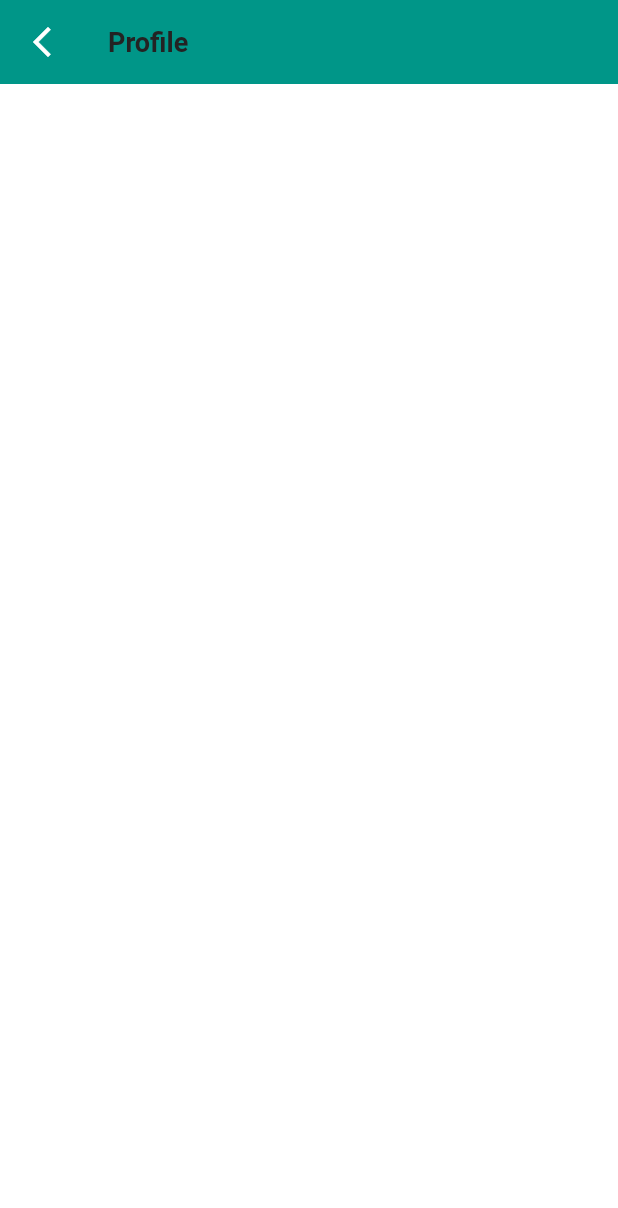
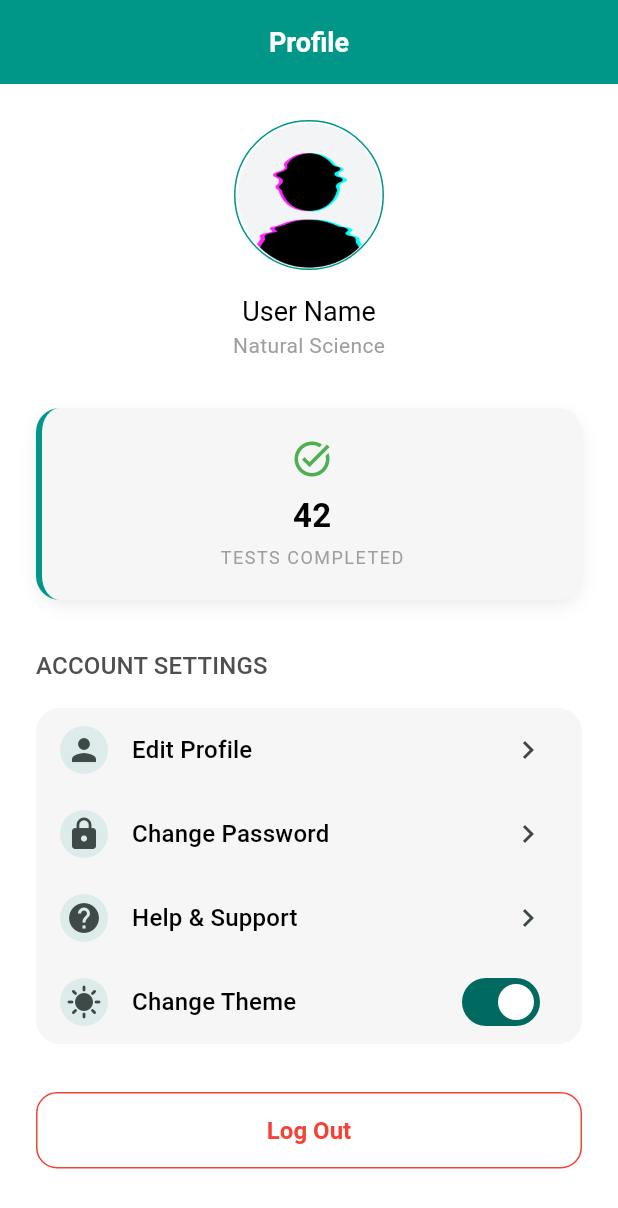
Before and after one commit to Abrom-code/matricmate, a Flutter app: the ProfileScreen screen opened directly, on a phone screen of 412 x 824 dp. Shown: the top 1208 px of the screen. Run offline on Flutter 3.47's test engine with Material 3 defaults, Android fonts, the phone set to English and light mode, and no system bars; our stand-ins replace cached_network_image, connectivity_plus, get, get_storage, logger, smooth_page_indicator and 2 more; missing offline and left inert: linear_progress_bar; accounts and stored records are empty; Roboto replaces fonts that are missing (Poppins).

Commit message:
design the profile screen

```diff
--- a/lib/features/personalization/profile.dart
+++ b/lib/features/personalization/profile.dart
@@ -1,11 +1,93 @@
 import 'package:flutter/material.dart';
 import 'package:matricmate/common/widgets/appbar/appbar.dart';
+import 'package:matricmate/features/personalization/widgets/analytics_container.dart';
+import 'package:matricmate/features/personalization/widgets/profile_section.dart';
+import 'package:matricmate/features/personalization/widgets/profile_tile.dart';
+import 'package:matricmate/utils/constants/colors.dart';
+import 'package:matricmate/utils/constants/sizes.dart';
+import 'package:matricmate/utils/helpers/helper_functions.dart';
 
 class ProfileScreen extends StatelessWidget {
   const ProfileScreen({super.key});
 
   @override
   Widget build(BuildContext context) {
-    return  Scaffold(appBar: Appbar(title: Text("Profile"), showBackArrow: true,),);
+    final dark = AppHelperFuntions.isDark(context);
+    return Scaffold(
+      appBar: Appbar(
+        title: Text("Profile", style: TextStyle(color: AppColors.white)),
+        centerTitle: true,
+      ),
+      body: SingleChildScrollView(
+        child: Padding(
+          padding: EdgeInsets.all(AppSizes.defaultSpace),
+          child: Column(
+            crossAxisAlignment: CrossAxisAlignment.start,
+            children: [
+              Center(child: ProfileSection()),
+              const SizedBox(height: AppSizes.spaceBtwSections),
+
+              AnalyticsContainer(),
+              const SizedBox(height: AppSizes.spaceBtwSections),
+
+              Text(
+                "ACCOUNT SETTINGS",
+                style: Theme.of(context).textTheme.titleMedium!.copyWith(
+                  color: dark ? AppColors.grey : AppColors.darkerGrey,
+                ),
+              ),
+              SizedBox(height: AppSizes.spaceBtwItems),
+
+              Container(
+                decoration: BoxDecoration(
+                  borderRadius: BorderRadius.circular(AppSizes.md),
+                  color: !dark ? AppColors.light : AppColors.black,
+                ),
+                child: Column(
+                  children: [
+                    ProfileTile(
+                      icon: Icon(Icons.person),
+                      title: "Edit Profile",
+                      trailing: Icon(Icons.keyboard_arrow_right),
+
+                      onTap: () {},
+                    ),
+                    ProfileTile(
+                      icon: Icon(Icons.lock),
+                      title: "Change Password",
+                      trailing: Icon(Icons.keyboard_arrow_right),
+                      onTap: () {},
+                    ),
+                    ProfileTile(
+                      icon: Icon(Icons.help),
+                      title: "Help & Support",
+                      trailing: Icon(Icons.keyboard_arrow_right),
+                      onTap: () {},
+                    ),
+                    ProfileTile(
+                      icon: Icon(Icons.sunny),
+                      title: "Change Theme",
+                      trailing: Switch(value: true, onChanged: (value) {}),
+                    ),
+                  ],
+                ),
+              ),
+              SizedBox(height: AppSizes.spaceBtwSections),
+
+              SizedBox(
+                width: double.infinity,
+                child: OutlinedButton(
+                  onPressed: () {},
+                  style: OutlinedButton.styleFrom(
+                    side: BorderSide(color: Colors.red),
+                  ),
+                  child: Text('Log Out', style: TextStyle(color: Colors.red)),
+                ),
+              ),
+            ],
+          ),
+        ),
+      ),
+    );
   }
 }
--- /dev/null
+++ b/lib/features/personalization/widgets/analytics_container.dart
@@ -0,0 +1,64 @@
+import 'package:flutter/material.dart';
+import 'package:matricmate/utils/constants/colors.dart';
+import 'package:matricmate/utils/constants/sizes.dart';
+import 'package:matricmate/utils/helpers/helper_functions.dart';
+
+class AnalyticsContainer extends StatelessWidget {
+  const AnalyticsContainer({super.key});
+
+  @override
+  Widget build(BuildContext context) {
+    final dark = AppHelperFuntions.isDark(context);
+    return Container(
+      decoration: BoxDecoration(
+        color: !dark ? AppColors.light : AppColors.black,
+        borderRadius: BorderRadius.circular(AppSizes.md),
+        border: BoxBorder.fromLTRB(
+          left: BorderSide(color: AppColors.primary, width: 4),
+        ),
+        boxShadow: [
+          BoxShadow(
+            color: Colors.black.withValues(alpha: 0.1),
+            blurRadius: 10,
+            spreadRadius: -2,
+            offset: const Offset(0, 4),
+          ),
+        ],
+      ),
+      child: Row(
+        children: [
+          // Content
+          Expanded(
+            child: Padding(
+              padding: const EdgeInsets.symmetric(vertical: 20),
+              child: Column(
+                mainAxisSize: MainAxisSize.min,
+                children: [
+                  Icon(Icons.task_alt_outlined, color: Colors.green, size: 28),
+                  SizedBox(height: 8),
+                  Text(
+                    "42",
+                    style: TextStyle(
+                      color: dark ? Colors.white : Colors.black,
+                      fontSize: 22,
+                      fontWeight: FontWeight.bold,
+                    ),
+                  ),
+                  SizedBox(height: 4),
+                  Text(
+                    "TESTS COMPLETED",
+                    style: TextStyle(
+                      fontSize: 12,
+                      letterSpacing: 1,
+                      color: Colors.grey,
+                    ),
+                  ),
+                ],
+              ),
+            ),
+          ),
+        ],
+      ),
+    );
+  }
+}
--- /dev/null
+++ b/lib/features/personalization/widgets/profile_section.dart
@@ -0,0 +1,35 @@
+import 'package:flutter/material.dart';
+import 'package:matricmate/utils/constants/colors.dart';
+import 'package:matricmate/utils/constants/image_string.dart';
+import 'package:matricmate/utils/constants/sizes.dart';
+
+class ProfileSection extends StatelessWidget {
+  const ProfileSection({super.key});
+
+  @override
+  Widget build(BuildContext context) {
+    return Column(
+      children: [
+        Container(
+          width: 100,
+          height: 100,
+          decoration: BoxDecoration(
+            border: Border.all(color: AppColors.primary),
+            borderRadius: BorderRadius.circular(100),
+          ),
+          child: ClipRRect(
+            borderRadius: BorderRadius.circular(100),
+            child: Image(
+              image: AssetImage(AppImages.unknownUser),
+              fit: BoxFit.fill,
+            ),
+          ),
+        ),
+        const SizedBox(height: AppSizes.spaceBtwItems),
+
+        Text("User Name", style: Theme.of(context).textTheme.headlineSmall),
+        Text("Natural Science", style: TextStyle(color: Colors.grey)),
+      ],
+    );
+  }
+}
--- /dev/null
+++ b/lib/features/personalization/widgets/profile_tile.dart
@@ -0,0 +1,38 @@
+import 'package:flutter/material.dart';
+import 'package:matricmate/utils/constants/colors.dart';
+import 'package:matricmate/utils/constants/sizes.dart';
+
+class ProfileTile extends StatelessWidget {
+  const ProfileTile({
+    super.key,
+    required this.icon,
+    this.onTap,
+    required this.title,
+    this.trailing,
+  });
+  final Widget icon;
+  final VoidCallback? onTap;
+  final String title;
+  final Widget? trailing;
+
+  @override
+  Widget build(BuildContext context) {
+    return Material(
+      color: Colors.transparent,
+      clipBehavior: Clip.hardEdge,
+      child: ListTile(
+        leading: Container(
+          padding: EdgeInsets.all(AppSizes.xs),
+          decoration: BoxDecoration(
+            color: AppColors.primary.withValues(alpha: 0.1),
+            borderRadius: BorderRadius.circular(20),
+          ),
+          child: icon,
+        ),
+        title: Text(title, style: Theme.of(context).textTheme.titleMedium),
+        trailing: trailing,
+        onTap: onTap,
+      ),
+    );
+  }
+}
--- a/lib/utils/constants/image_string.dart
+++ b/lib/utils/constants/image_string.dart
@@ -1,7 +1,4 @@
 class AppImages {
-  static const String darkAppLogo = "/";
-  static const String lightAppLogo = '/';
-
   // Onboarding Images
   static const String firstOnboardingImage =
       "assets/images/onboarding/onboarding1.png";
--- a/pubspec.yaml
+++ b/pubspec.yaml
@@ -76,6 +76,7 @@ flutter:
   assets:
     - assets/images/onboarding/
     - assets/images/subjects/
+    - assets/images/profile/
 
   # To add custom fonts to your application, add a fonts section here,
   # in this "flutter" section. Each entry in this list should have a
```
Also changed, not shown: assets/images/profile/unknown.png (added).
